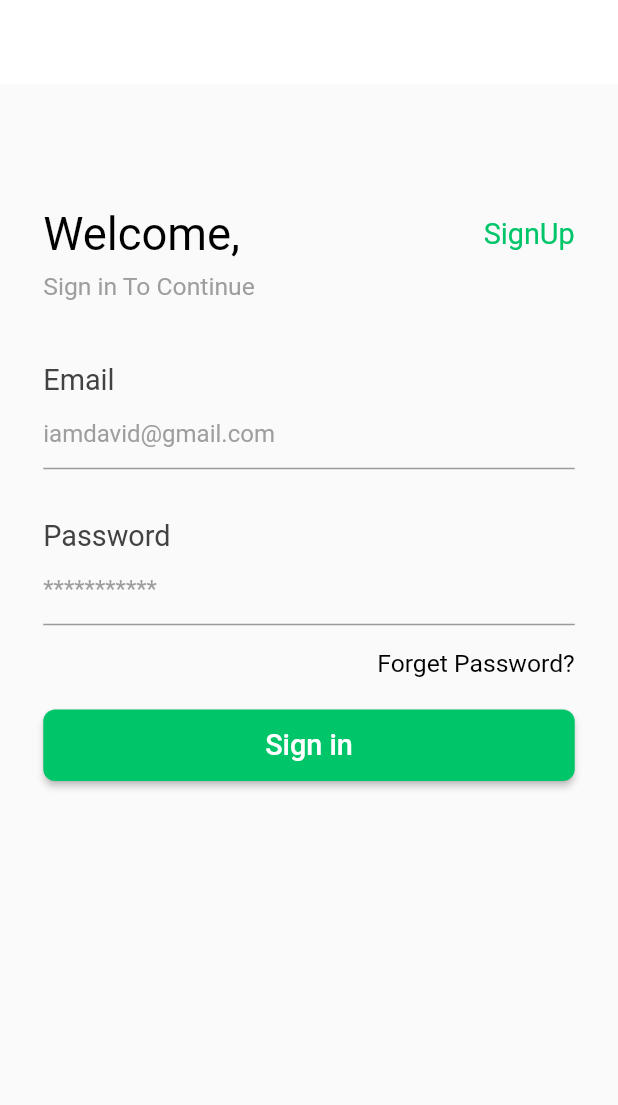
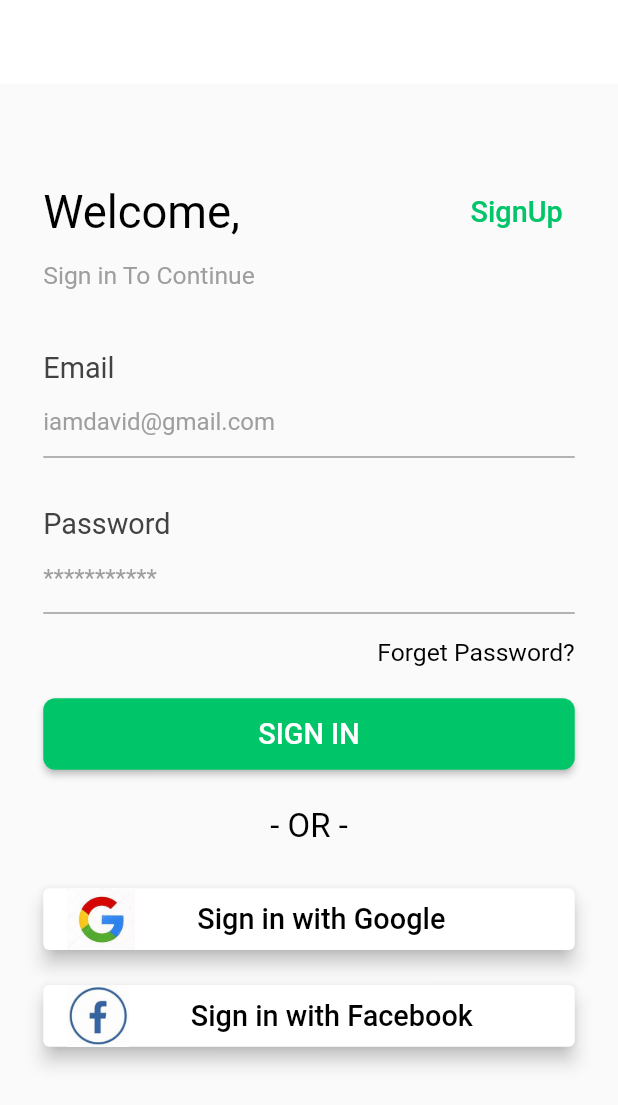
Before and after one commit to Mohamed-Mamoun/Ecommerce-App, a Flutter app: the screen it shows after launch, on a phone screen of 412 x 824 dp. Shown: the top 1105 px of the screen. Run offline on Flutter 3.47's test engine with Material 2 defaults, Android fonts, the phone set to English and light mode, and no system bars; our stand-ins replace cloud_firestore, firebase_auth, firebase_core, get, google_sign_in; accounts and stored records are empty.

Commit message:
adding auth services

```diff
--- /dev/null
+++ b/lib/core/services/firestore_services.dart
@@ -0,0 +1,12 @@
+import 'package:cloud_firestore/cloud_firestore.dart';
+import 'package:ecommerce_app/model/user_model.dart';
+
+class Firestore_Services {
+  final CollectionReference _userCollection =
+      FirebaseFirestore.instance.collection('users');
+
+  // Function To add User To Database
+  Future addUserToFireStore(UserModel userModel) async {
+    _userCollection.doc(userModel.userId).set(userModel.toJson());
+  }
+}
--- /dev/null
+++ b/lib/core/utils/binding.dart
@@ -0,0 +1,11 @@
+import 'package:ecommerce_app/core/view_model/auth_view_model.dart';
+import 'package:get/get_instance/get_instance.dart';
+import 'package:get/route_manager.dart';
+
+class Binding extends Bindings{
+  @override
+  void dependencies() {
+    Get.lazyPut(() => AuthViewModel());
+  }
+
+}
--- a/lib/main.dart
+++ b/lib/main.dart
@@ -1,18 +1,24 @@
-import 'package:ecommerce_app/view/auth/Login_screen.dart';
+import 'package:ecommerce_app/core/utils/binding.dart';
+import 'package:ecommerce_app/view/control_view.dart';
+import 'package:firebase_core/firebase_core.dart';
 import 'package:flutter/material.dart';
+import 'package:get/get.dart';
 
-void main() {
+void main() async {
+  WidgetsFlutterBinding.ensureInitialized();
+  await Firebase.initializeApp();
   runApp(const MyApp());
 }
 
 class MyApp extends StatelessWidget {
-  const MyApp({Key? key}) : super(key: key);
+  const MyApp({Key key}) : super(key: key);
 
   // This widget is the root of your application.
   @override
   Widget build(BuildContext context) {
-    return const MaterialApp(
-      home:  Login_Screen(),
+    return GetMaterialApp(
+      initialBinding: Binding(),
+      home: const ControlView(),
       debugShowCheckedModeBanner: false,
     );
   }
--- /dev/null
+++ b/lib/model/user_model.dart
@@ -0,0 +1,25 @@
+class UserModel {
+  String userId;
+  String email;
+  String name;
+  String pic;
+
+  UserModel({this.userId, this.email, this.name, this.pic});
+
+  // Function To get data from json
+  UserModel.fromJson(Map<dynamic, dynamic> map) {
+    if (map == null) {
+      return;
+    }
+
+    userId = map['userId'];
+    email = map['email'];
+    name = map['name'];
+    pic = map['pic'];
+  }
+
+  // Function To convert data To json
+  toJson() {
+    return {'userId': userId, 'email': email, 'name': name, 'pic': pic};
+  }
+}
--- a/lib/view/auth/Login_screen.dart
+++ b/lib/view/auth/Login_screen.dart
@@ -1,11 +1,14 @@
 import 'package:ecommerce_app/core/utils/constant.dart';
 import 'package:ecommerce_app/core/utils/extensions.dart';
+import 'package:ecommerce_app/core/view_model/auth_view_model.dart';
+import 'package:ecommerce_app/view/auth/register_screen.dart';
 import 'package:ecommerce_app/view/widgets/customText.dart';
 import 'package:ecommerce_app/view/widgets/custom_text_form_field.dart';
 import 'package:flutter/material.dart';
+import 'package:get/get.dart';
 
-class Login_Screen extends StatelessWidget {
-  const Login_Screen({Key? key}) : super(key: key);
+class Login_Screen extends GetWidget<AuthViewModel> {
+  const Login_Screen({Key key}) : super(key: key);
 
   @override
   Widget build(BuildContext context) {
@@ -15,16 +18,28 @@ class Login_Screen extends StatelessWidget {
         backgroundColor: Colors.white,
       ),
       body: Padding(
-        padding: EdgeInsets.only(top: 20.0.wp, left: 7.0.wp, right: 7.0.wp),
+        padding: EdgeInsets.only(top: 15.0.wp, left: 7.0.wp, right: 7.0.wp),
+        child: SingleChildScrollView(
+          child: Form(
+            key: controller.formKey,
             child: Column(
               children: [
                 Row(
                   mainAxisAlignment: MainAxisAlignment.spaceBetween,
                   children: [
                     CustomText(
-                    text: 'Welcome,', color: Colors.black, fontSize: 22.0.sp),
-                CustomText(
-                    text: 'SignUp', color: primaryColor, fontSize: 14.0.sp),
+                        text: 'Welcome,',
+                        color: Colors.black,
+                        fontSize: 22.0.sp),
+                    TextButton(
+                      onPressed: () {
+                        Get.to(() =>  Register_Screen());
+                      },
+                      child: CustomText(
+                          text: 'SignUp',
+                          color: primaryColor,
+                          fontSize: 14.0.sp),
+                    ),
                   ],
                 ),
                 SizedBox(
@@ -38,21 +53,27 @@ class Login_Screen extends StatelessWidget {
                   height: 5.0.hp,
                 ),
                 CustomTextFormField(
+                    controller: controller.emailController,
                     text: 'Email',
                     hint: 'iamdavid@gmail.com',
                     onSave: (v) {},
                     validator: (v) {
-                  return '';
+                      if (v.isEmpty || v == null) {
+                        return 'Email cannot be empty';
+                      }
                     }),
                 SizedBox(
                   height: 4.0.hp,
                 ),
                 CustomTextFormField(
+                    controller: controller.passController,
                     text: 'Password',
                     hint: '***********',
                     onSave: (v) {},
                     validator: (v) {
-                  return '';
+                      if (v.isEmpty || v.trim().isEmpty) {
+                        return 'Password cannot be empty';
+                      }
                     }),
                 SizedBox(
                   height: 2.0.hp,
@@ -65,10 +86,16 @@ class Login_Screen extends StatelessWidget {
                 ),
                 SizedBox(height: 2.5.hp),
                 ElevatedButton(
-              onPressed: () {},
+                  onPressed: () {
+                    if (controller.formKey.currentState.validate()) {
+                      controller.signInMethod(
+                          controller.emailController.text.trim(),
+                          controller.passController.text.trim());
+                    }
+                  },
                   child: CustomText(
                     alignment: Alignment.center,
-                text: 'Sign in',
+                    text: 'SIGN IN',
                     fontSize: 14.0.sp,
                     color: Colors.white,
                   ),
@@ -77,8 +104,57 @@ class Login_Screen extends StatelessWidget {
                       padding: EdgeInsets.all(3.0.wp),
                       shape: RoundedRectangleBorder(
                           borderRadius: BorderRadius.circular(8))),
-            )
+                ),
+                SizedBox(height: 3.0.hp),
+                CustomText(
+                  text: '- OR -',
+                  color: Colors.black,
+                  fontSize: 16.0.sp,
+                  alignment: Alignment.center,
+                ),
+                SizedBox(height: 3.0.hp),
+                ElevatedButton(
+                  onPressed: () {
+                    controller.googleSignInMethod();
+                  },
+                  child: Row(
+                    children: [
+                      Image.asset(
+                        'assets/images/google.jpeg',
+                        height: 10.0.wp,
+                      ),
+                      SizedBox(width: 10.0.wp),
+                      CustomText(
+                          text: 'Sign in with Google',
+                          color: Colors.black,
+                          fontSize: 14.0.sp)
                     ],
+                  ),
+                  style: ElevatedButton.styleFrom(
+                      primary: Colors.white, elevation: 5.0),
+                ),
+                SizedBox(height: 2.0.hp),
+                ElevatedButton(
+                  onPressed: () {},
+                  child: Row(
+                    children: [
+                      Image.asset(
+                        'assets/images/facebook1.jpeg',
+                        height: 10.0.wp,
+                      ),
+                      SizedBox(width: 10.0.wp),
+                      CustomText(
+                          text: 'Sign in with Facebook',
+                          color: Colors.black,
+                          fontSize: 14.0.sp)
+                    ],
+                  ),
+                  style: ElevatedButton.styleFrom(
+                      primary: Colors.white, elevation: 5.0),
+                ),
+              ],
+            ),
+          ),
         ),
       ),
     );
--- /dev/null
+++ b/lib/view/control_view.dart
@@ -0,0 +1,21 @@
+import 'package:ecommerce_app/core/view_model/auth_view_model.dart';
+import 'package:ecommerce_app/view/auth/Login_screen.dart';
+import 'package:ecommerce_app/view/home_view.dart';
+import 'package:flutter/material.dart';
+import 'package:get/get.dart';
+
+class ControlView extends GetWidget<AuthViewModel> {
+  const ControlView({ Key key }) : super(key: key);
+
+  @override
+  Widget build(BuildContext context) {
+    return Obx( ()
+      {
+        return (Get.find<AuthViewModel>().user != null)
+        ? const HomeView()
+        : const Login_Screen();
+
+      }
+    );
+  }
+}
--- a/lib/view/widgets/customText.dart
+++ b/lib/view/widgets/customText.dart
@@ -6,11 +6,11 @@ class CustomText extends StatelessWidget {
   final double fontSize;
   final Alignment alignment;
   const CustomText(
-      {Key? key,
-      required this.text,
-      required this.color,
+      {Key key,
+       this.text,
+       this.color,
       this.alignment = Alignment.topLeft,
-      required this.fontSize})
+       this.fontSize})
       : super(key: key);
 
   @override
--- a/lib/view/widgets/custom_text_form_field.dart
+++ b/lib/view/widgets/custom_text_form_field.dart
@@ -4,25 +4,25 @@ import 'package:ecommerce_app/view/widgets/customText.dart';
 import 'package:flutter/cupertino.dart';
 import 'package:flutter/material.dart';
 
+
 class CustomTextFormField extends StatelessWidget {
   final String text;
 
   final String hint;
+  final TextEditingController controller;
+  final void Function(String) onSave;
+  final Function validator;
 
-  final void Function(String?)? onSave;
-  final String Function(String?)? validator;
-
-  CustomTextFormField({
-    required this.text,
-    required this.hint,
-    required this.onSave,
-    required this.validator,
-  });
+  const CustomTextFormField(
+      {Key key,  this.text,
+      this.hint,
+       this.onSave,
+       this.validator,
+      this.controller}) : super(key: key);
 
   @override
   Widget build(BuildContext context) {
-    return Container(
-      child: Column(
+    return Column(
       children: [
         CustomText(
           text: text,
@@ -30,19 +30,18 @@ class CustomTextFormField extends StatelessWidget {
           color: Colors.grey.shade800,
         ),
         TextFormField(
+          controller: controller,
           onSaved: onSave,
           validator: validator,
           decoration: InputDecoration(
             hintText: hint,
-              hintStyle: TextStyle(
+            hintStyle: const TextStyle(
               color: Colors.grey,
             ),
             fillColor: Colors.white,
           ),
         ),
-
       ],
-      ),
     );
   }
 }
```
Also changed, not shown: lib/core/view_model/auth_view_model.dart (added, +64 -0 lines), lib/view/auth/register_screen.dart (added, +95 -0 lines), lib/view/home_view.dart (added, +22 -0 lines), pubspec.yaml (+7 -3 lines), assets/images/facebook1.jpeg (added), assets/images/google.jpeg (added), pubspec.lock, 3 other files. Lines whose indentation alone changed are shown as unchanged.
